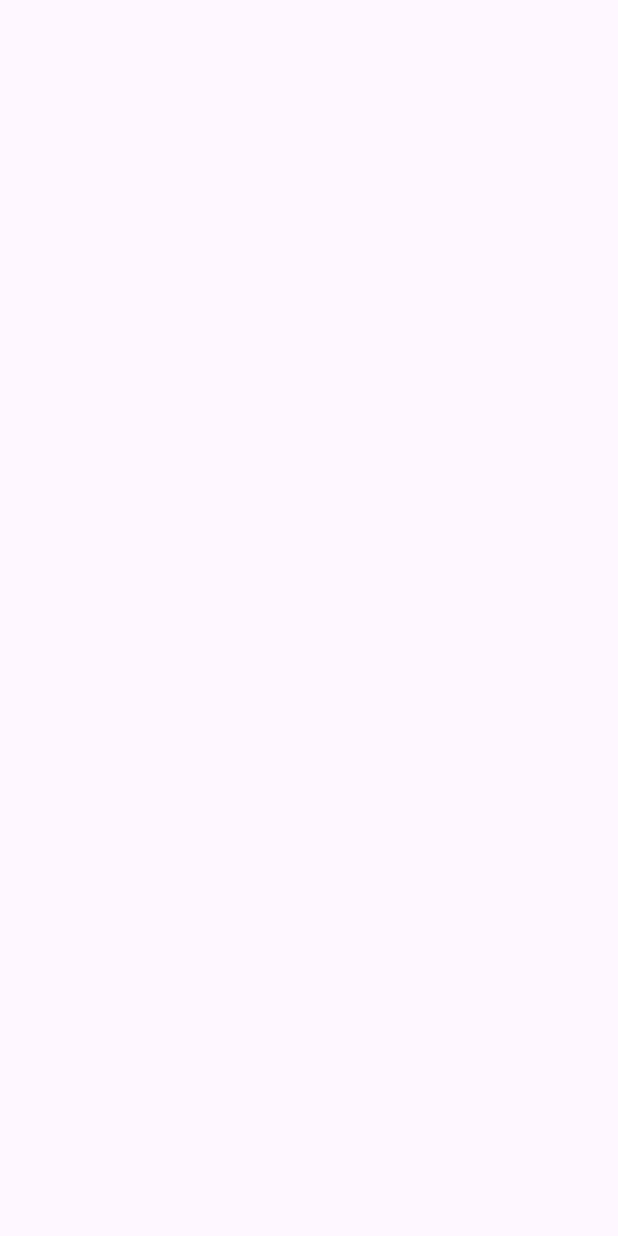
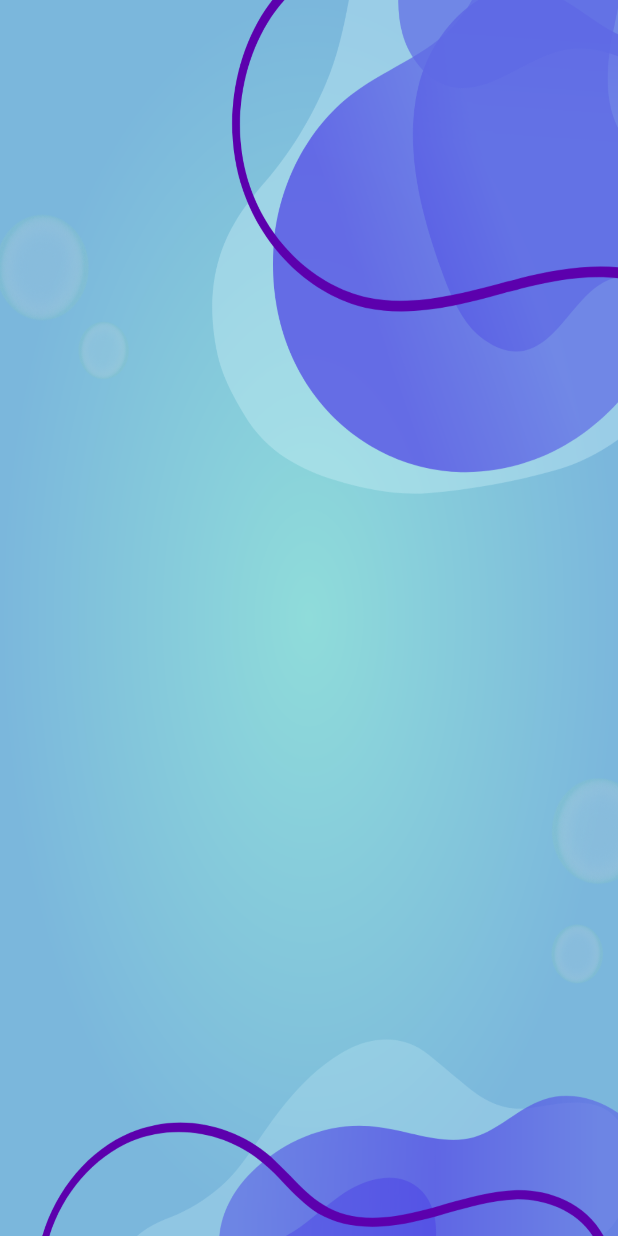
Before and after one commit to top1million/Mobile-Project, an Android app: the SignUp screen opened directly, with no data from a screen before it, on a phone screen of 412 x 824 dp. Before the commit the screen is empty. Run offline under Robolectric (Android 15) with nearby library versions, the phone set to English and light mode, and no system bars.

Commit message:
add sign_up background image

```diff
--- a/app/src/main/res/layout/activity_sign_up.xml
+++ b/app/src/main/res/layout/activity_sign_up.xml
@@ -1,9 +1,11 @@
 <?xml version="1.0" encoding="utf-8"?>
-<androidx.constraintlayout.widget.ConstraintLayout xmlns:android="http://schemas.android.com/apk/res/android"
+<LinearLayout xmlns:android="http://schemas.android.com/apk/res/android"
     xmlns:app="http://schemas.android.com/apk/res-auto"
     xmlns:tools="http://schemas.android.com/tools"
     android:layout_width="match_parent"
     android:layout_height="match_parent"
+    android:orientation="vertical"
+    android:background="@drawable/sign_up"
     tools:context=".SignUp">
 
-</androidx.constraintlayout.widget.ConstraintLayout>
+</LinearLayout>
```
Also changed, not shown: app/src/main/res/drawable/sign_in.png, app/src/main/res/drawable/sign_up.png (added).
